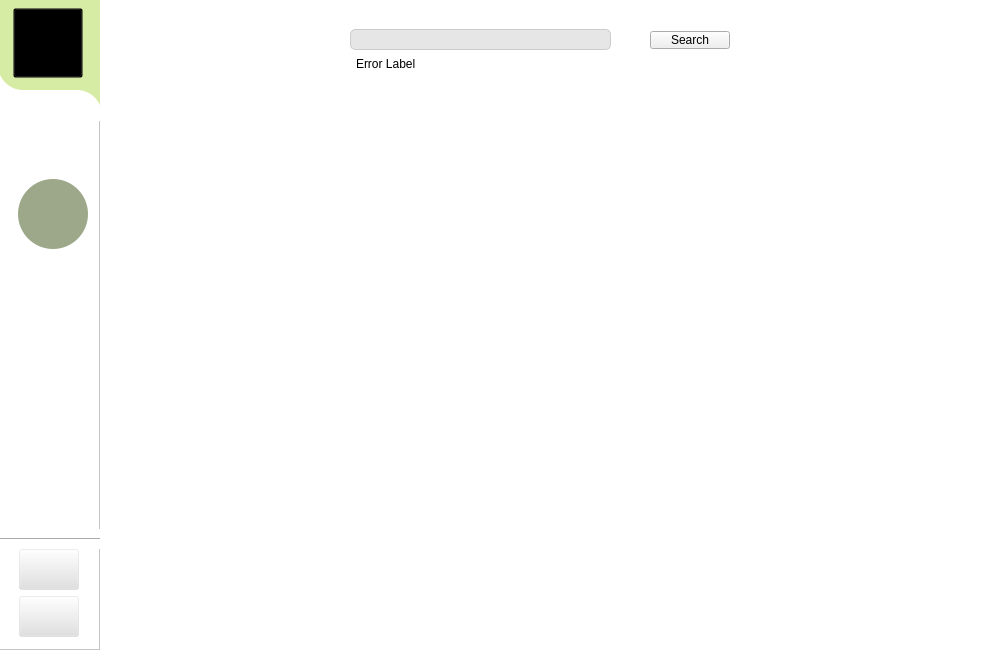
The window that SocialNetwork/mainwindow.ui (amir-h-A-0001/DS-SocialNetwork) describes before a commit, drawn with Qt 5.
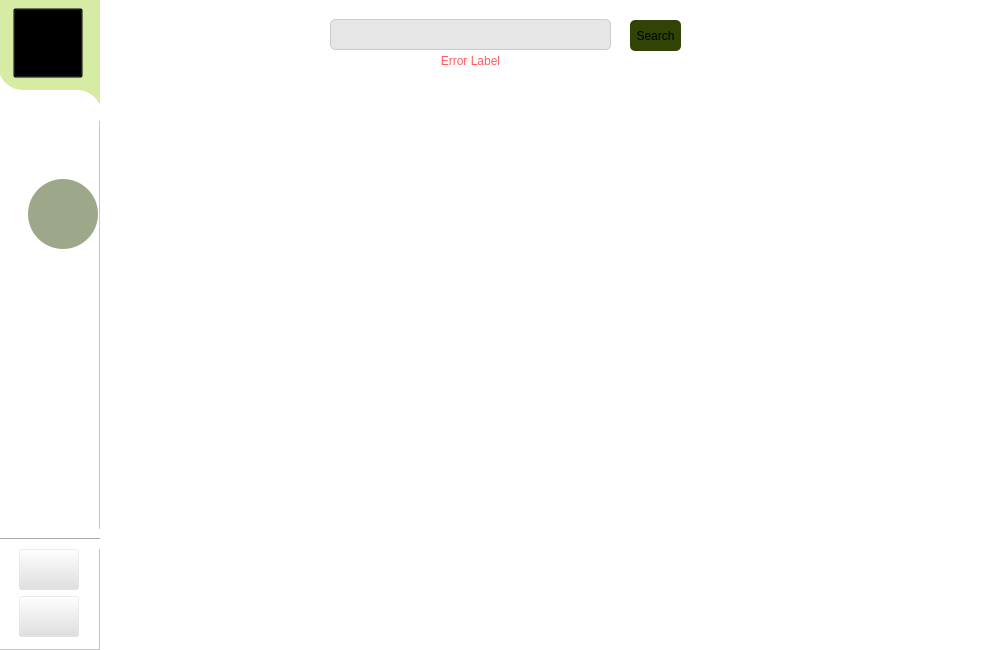
The same window after the commit. Icons and pictures are not drawn.

The edit to the form file:
```diff
--- a/SocialNetwork/mainwindow.ui
+++ b/SocialNetwork/mainwindow.ui
@@ -46,9 +46,9 @@
     <widget class="QScrollArea" name="sideUserSA">
      <property name="geometry">
       <rect>
-       <x>-1</x>
+       <x>9</x>
        <y>100</y>
-       <width>101</width>
+       <width>91</width>
        <height>431</height>
       </rect>
      </property>
@@ -87,7 +87,7 @@
        <rect>
         <x>0</x>
         <y>0</y>
-        <width>101</width>
+        <width>91</width>
         <height>431</height>
        </rect>
       </property>
@@ -569,12 +569,16 @@
      <widget class="QPushButton" name="searchPB">
       <property name="geometry">
        <rect>
-        <x>550</x>
-        <y>31</y>
-        <width>80</width>
-        <height>18</height>
+        <x>530</x>
+        <y>20</y>
+        <width>51</width>
+        <height>31</height>
        </rect>
       </property>
+      <property name="styleSheet">
+       <string notr="true">border-radius:5px;
+background-color: rgb(49, 68, 5);</string>
+      </property>
       <property name="text">
        <string>Search</string>
       </property>
@@ -582,10 +586,10 @@
      <widget class="QLineEdit" name="searchBoxLE">
       <property name="geometry">
        <rect>
-        <x>250</x>
-        <y>29</y>
-        <width>261</width>
-        <height>21</height>
+        <x>230</x>
+        <y>19</y>
+        <width>281</width>
+        <height>31</height>
        </rect>
       </property>
       <property name="styleSheet">
@@ -610,15 +614,21 @@
      <widget class="QLabel" name="searchErrorLB">
       <property name="geometry">
        <rect>
-        <x>256</x>
-        <y>53</y>
-        <width>301</width>
+        <x>230</x>
+        <y>50</y>
+        <width>281</width>
         <height>21</height>
        </rect>
       </property>
+      <property name="styleSheet">
+       <string notr="true">color: rgb(255, 93, 93);</string>
+      </property>
       <property name="text">
        <string>Error Label</string>
       </property>
+      <property name="alignment">
+       <set>Qt::AlignCenter</set>
+      </property>
      </widget>
      <widget class="QScrollArea" name="searchResultSA">
       <property name="geometry">
```
